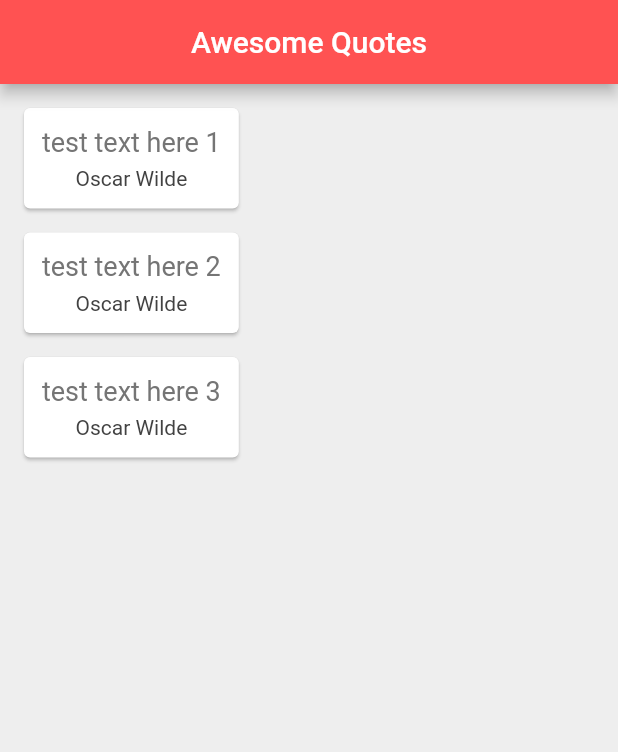
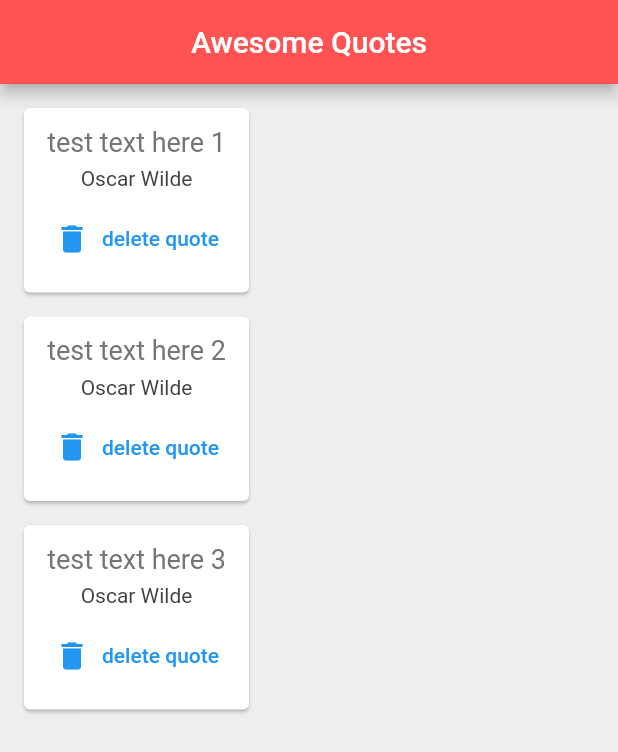
Before and after one commit to JK-Kim4/proj-flutter-toy, a Flutter app: the screen it shows after launch, on a phone screen of 412 x 824 dp. Shown: the top 752 px of the screen. Run offline on Flutter 3.47's test engine with Material 2 defaults, Android fonts, the phone set to English and light mode, and no system bars.

Commit message:
feat: delete function

```diff
--- a/lib/main.dart
+++ b/lib/main.dart
@@ -31,7 +31,14 @@
         backgroundColor: Colors.redAccent,
       ),
       body: Column(
-        children: quotes.map((quote) => QuoteCard(quote: quote)).toList(),
+        children: quotes.map((quote) => QuoteCard(
+          quote: quote,
+          delete: (){
+            setState(() {
+              quotes.remove(quote);
+            });
+          }
+        )).toList(),
       ),
     );
   }
--- a/lib/quote_card.dart
+++ b/lib/quote_card.dart
@@ -4,7 +4,8 @@
 class QuoteCard extends StatelessWidget {
 
   final Quote quote;
-  QuoteCard({ required this.quote });
+  final void Function() delete;
+  QuoteCard({ required this.quote, required this.delete });
 
   @override
   Widget build(BuildContext context) {
@@ -29,6 +30,11 @@
                   color: Colors.grey[800]
               ),
             ),
+            SizedBox(height: 8.0),
+            TextButton.icon(
+                onPressed: delete,
+                icon: Icon(Icons.delete),
+                label: Text('delete quote')),
           ],
         ),
       ),
```
